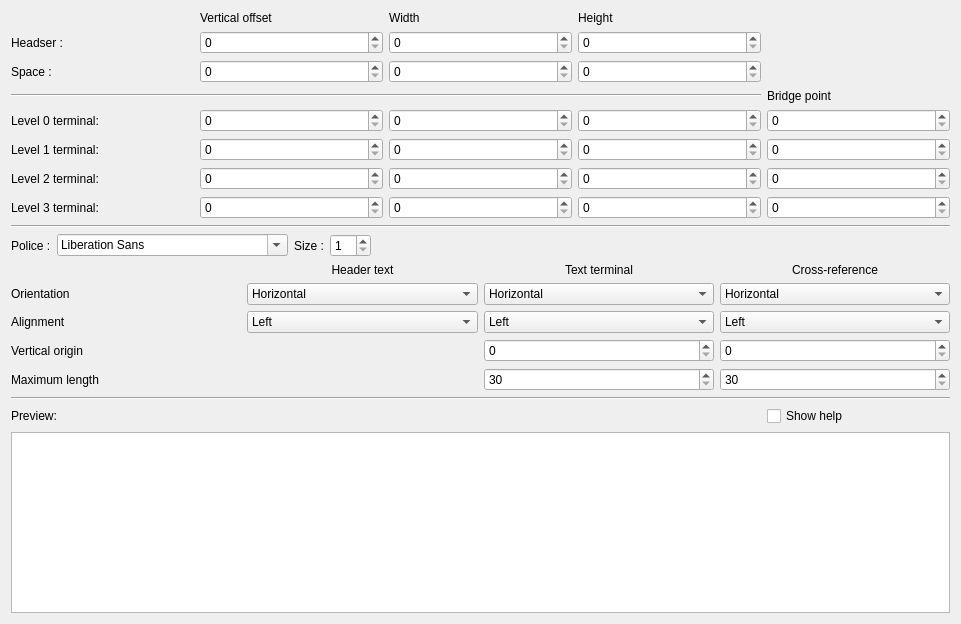
qelectrotech/qelectrotech-source-mirror, file sources/TerminalStrip/ui/terminalstriplayouteditor.ui: the form before one commit.
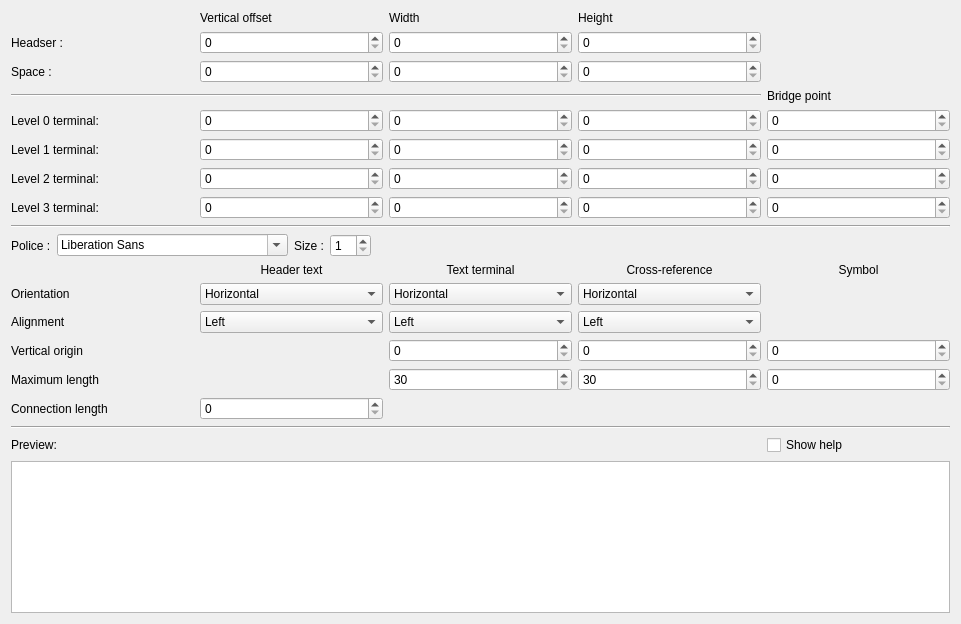
The form after the commit.

Patch:
```diff
--- a/sources/TerminalStrip/ui/terminalstriplayouteditor.ui
+++ b/sources/TerminalStrip/ui/terminalstriplayouteditor.ui
@@ -459,6 +459,50 @@
         </property>
        </widget>
       </item>
+      <item row="2" column="6">
+       <widget class="QLabel" name="label_symbol">
+        <property name="text">
+         <string>Symbol</string>
+        </property>
+        <property name="alignment">
+         <set>Qt::AlignCenter</set>
+        </property>
+       </widget>
+      </item>
+      <item row="7" column="6">
+       <widget class="QSpinBox" name="m_type_symbol_y_sb">
+        <property name="maximum">
+         <number>1000</number>
+        </property>
+       </widget>
+      </item>
+      <item row="8" column="6">
+       <widget class="QSpinBox" name="m_type_symbol_height_sb">
+        <property name="toolTip">
+         <string>Height of the terminal type symbol (fuse, ground, led...). 0 disable the symbol.</string>
+        </property>
+        <property name="maximum">
+         <number>1000</number>
+        </property>
+       </widget>
+      </item>
+      <item row="9" column="2">
+       <widget class="QLabel" name="label_connection">
+        <property name="text">
+         <string>Connection length</string>
+        </property>
+       </widget>
+      </item>
+      <item row="9" column="3">
+       <widget class="QSpinBox" name="m_connection_length_sb">
+        <property name="toolTip">
+         <string>Length of the connections drawn above and under each terminal. 0 disable the connections.</string>
+        </property>
+        <property name="maximum">
+         <number>1000</number>
+        </property>
+       </widget>
+      </item>
      </layout>
     </widget>
    </item>
```
Left out of the diff: 48 changed lines with no effect on the pictures.
